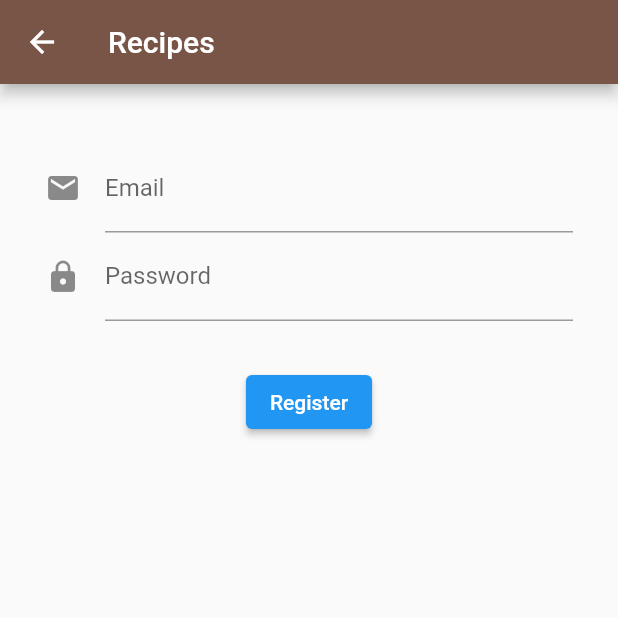
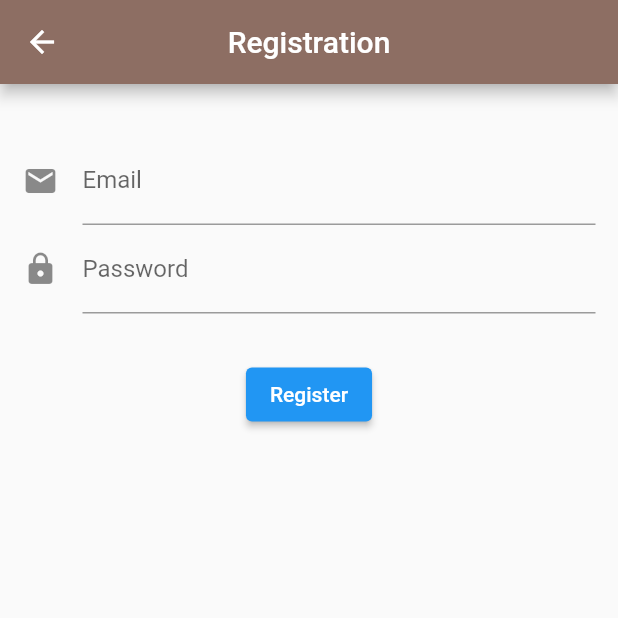
Before and after one commit to Rm1xs/recipe_flutter_app, a Flutter app: the RegisterPage screen opened directly, after a tap on "Register", on a phone screen of 412 x 824 dp, the top half of it. Run offline on Flutter 3.47's test engine with Material 2 defaults, Android fonts, the phone set to English and light mode, and no system bars; our stand-ins replace cached_network_image, cloud_firestore, connectivity, firebase_auth, firebase_core, flutter_bloc and 4 more; accounts and stored records are empty; network calls fail.

Commit message:
web update

```diff
--- a/lib/features/authorization/presentation/bloc/auth_bloc/auth_bloc.dart
+++ b/lib/features/authorization/presentation/bloc/auth_bloc/auth_bloc.dart
@@ -37,8 +37,8 @@ class AuthBloc extends Bloc<AuthEvent, AuthState> {
   Stream<AuthState> _mapAuthenticationStartedToState() async* {
     final User? isSignedIn = await _userRepository.checkAuth();
     if (isSignedIn != null) {
-      //final User? firebaseUser = await _userRepository.getUser();
-      yield UserLogged(isSignedIn);
+      final User? firebaseUser = await _userRepository.getUser();
+      yield UserLogged(firebaseUser!);
     }
     else {
       //final firebaseUserStorage = await _userRepository.;
--- a/lib/features/authorization/presentation/bloc/auth_bloc/auth_event.dart
+++ b/lib/features/authorization/presentation/bloc/auth_bloc/auth_event.dart
@@ -7,3 +7,5 @@ class AuthenticationLoggedIn extends AuthEvent {}
 class AuthenticationLoggedOut extends AuthEvent {}
 
 class AuthenticationLoggedChek extends AuthEvent {}
+
+class AuthenticationTokenSave extends AuthEvent {}
--- a/lib/features/authorization/presentation/pages/register/register_form.dart
+++ b/lib/features/authorization/presentation/pages/register/register_form.dart
@@ -5,13 +5,10 @@ import 'package:recipe_flutter_app/features/authorization/presentation/bloc/regi
 import 'package:recipe_flutter_app/features/authorization/presentation/bloc/register_bloc/register_state.dart';
 import 'package:recipe_flutter_app/features/authorization/presentation/pages/login/login_page.dart';
 
-class RegisterForm extends StatefulWidget {
-  @override
-  _LoginFormState createState() => _LoginFormState();
-}
+class RegisterForm extends StatelessWidget {
+  RegisterForm({Key? key}) : super(key: key);
+  final TextEditingController _emailController = TextEditingController();
 
-class _LoginFormState extends State<RegisterForm> {
-  final TextEditingController _emailController = TextEditingController();
   final TextEditingController _passwordController = TextEditingController();
 
   bool get isPopulated =>
@@ -21,18 +18,10 @@ class _LoginFormState extends State<RegisterForm> {
     return state.isFormValid && isPopulated;
   }
 
-  late RegisterBloc _registerBloc;
-
-  @override
-  void initState() {
-    super.initState();
-    _registerBloc = BlocProvider.of<RegisterBloc>(context);
-    _emailController.addListener(_onEmailChange);
-    _passwordController.addListener(_onPasswordChange);
-  }
-
   @override
   Widget build(BuildContext context) {
+    late final RegisterBloc _registerBloc =
+        BlocProvider.of<RegisterBloc>(context);
     return BlocListener<RegisterBloc, RegisterState>(
       listener: (BuildContext context, RegisterState state) {
         if (state.isFailure) {
@@ -42,9 +31,9 @@ class _LoginFormState extends State<RegisterForm> {
               SnackBar(
                 content: Row(
                   mainAxisAlignment: MainAxisAlignment.spaceBetween,
-                  children: <Widget>[
-                    const Text('Register Failure'),
-                    const Icon(Icons.error),
+                  children: const <Widget>[
+                    Text('Register Failure'),
+                    Icon(Icons.error),
                   ],
                 ),
                 backgroundColor: const Color(0xffffae88),
@@ -59,9 +48,9 @@ class _LoginFormState extends State<RegisterForm> {
               SnackBar(
                 content: Row(
                   mainAxisAlignment: MainAxisAlignment.spaceBetween,
-                  children: <Widget>[
-                    const Text('Registering...'),
-                    const CircularProgressIndicator(
+                  children: const <Widget>[
+                    Text('Registering...'),
+                    CircularProgressIndicator(
                       valueColor: AlwaysStoppedAnimation<Color>(Colors.white),
                     )
                   ],
@@ -70,7 +59,6 @@ class _LoginFormState extends State<RegisterForm> {
               ),
             );
         }
-
         if (state.isSuccess) {
           ScaffoldMessenger.of(context)
             ..removeCurrentSnackBar()
@@ -78,9 +66,9 @@ class _LoginFormState extends State<RegisterForm> {
               SnackBar(
                 content: Row(
                   mainAxisAlignment: MainAxisAlignment.spaceBetween,
-                  children: <Widget>[
-                    const Text('Successfully registered'),
-                    const Icon(
+                  children: const <Widget>[
+                    Text('Successfully registered'),
+                    Icon(
                       Icons.check_circle,
                     )
                   ],
@@ -90,25 +78,21 @@ class _LoginFormState extends State<RegisterForm> {
             );
           Navigator.pushAndRemoveUntil(
             context,
-            MaterialPageRoute<void>(builder: (BuildContext context) => const LoginPage()),
+            MaterialPageRoute<void>(
+                builder: (BuildContext context) => const LoginPage()),
             (Route<dynamic> route) => false,
           );
-
-          //BlocProvider.of<AuthenticationBloc>(context).add(
-          //AuthenticationLoggedIn(),
-          //);
-          //Navigator.pop(context);
         }
       },
       child: BlocBuilder<RegisterBloc, RegisterState>(
         builder: (BuildContext context, RegisterState state) {
-          return Padding(
-            padding: const EdgeInsets.all(20.0),
-            child: Form(
-              child: Column(
+          return Column(
             children: <Widget>[
               TextFormField(
-                    autovalidateMode: AutovalidateMode.onUserInteraction, controller: _emailController,
+                autovalidateMode: AutovalidateMode.onUserInteraction,
+                onChanged: (String email) => _registerBloc
+                    .add(RegisterEmailChanged(email: _emailController.text)),
+                controller: _emailController,
                 decoration: const InputDecoration(
                   icon: Icon(Icons.email),
                   labelText: 'Email',
@@ -120,10 +104,15 @@ class _LoginFormState extends State<RegisterForm> {
                 },
               ),
               TextFormField(
-                    autovalidateMode: AutovalidateMode.onUserInteraction, controller: _passwordController,
+                autovalidateMode: AutovalidateMode.onUserInteraction,
+                onChanged: (String pass) => _registerBloc.add(
+                  RegisterPasswordChanged(password: _passwordController.text),
+                ),
+                controller: _passwordController,
                 decoration: const InputDecoration(
                   icon: Icon(Icons.lock),
                   labelText: 'Password',
+                  hintText: 'Enter your password',
                 ),
                 obscureText: true,
                 autocorrect: true,
@@ -137,7 +126,11 @@ class _LoginFormState extends State<RegisterForm> {
               ElevatedButton(
                 onPressed: () {
                   if (isButtonEnabled(state)) {
-                        _onFormSubmitted();
+                    _registerBloc.add(
+                      RegisterSubmitted(
+                          email: _emailController.text,
+                          password: _passwordController.text),
+                    );
                   }
                 },
                 child: const Text('Register'),
@@ -146,25 +139,9 @@ class _LoginFormState extends State<RegisterForm> {
                 height: 10,
               ),
             ],
-              ),
-            ),
           );
         },
       ),
     );
   }
-
-  void _onEmailChange() {
-    _registerBloc.add(RegisterEmailChanged(email: _emailController.text));
 }
-
-  void _onPasswordChange() {
-    _registerBloc
-        .add(RegisterPasswordChanged(password: _passwordController.text));
-  }
-
-  void _onFormSubmitted() {
-    _registerBloc.add(RegisterSubmitted(
-        email: _emailController.text, password: _passwordController.text));
-  }
-}
--- a/lib/features/authorization/presentation/pages/register/register_page.dart
+++ b/lib/features/authorization/presentation/pages/register/register_page.dart
@@ -12,7 +12,9 @@ class RegisterPage extends StatelessWidget {
   Widget build(BuildContext context) {
     return Scaffold(
       appBar: AppBar(
-        title: const Text('Recipes'),
+        title: const Text('Registration'),
+        backgroundColor: Colors.brown[400],
+        centerTitle: true,
       ),
       body: Container(
         child: buildBody(context),
@@ -23,15 +25,13 @@ class RegisterPage extends StatelessWidget {
   BlocProvider<RegisterBloc> buildBody(BuildContext context) {
     return BlocProvider<RegisterBloc>(
       create: (_) => sl<RegisterBloc>(),
-      child: Center(
-        child: Padding(
-          padding: const EdgeInsets.all(10),
-          child: Column(
-            children: <Widget>[
-              const SizedBox(height: 10),
-              Container(child: RegisterForm())
-            ],
-          ),
+      child: Padding(
+        padding: const EdgeInsets.all(15),
+        child: Column(
+          children: <Widget>[
+            const SizedBox(height: 20),
+            Container(child: RegisterForm())
+          ],
         ),
       ),
     );
--- a/lib/features/recipe/presentation/recipe_history/pages/history_page.dart
+++ b/lib/features/recipe/presentation/recipe_history/pages/history_page.dart
@@ -11,7 +11,11 @@ class HistoryPage extends StatelessWidget {
     return BlocProvider<RecipeHistoryBloc>(
       create: (_) => sl<RecipeHistoryBloc>(),
       child: Scaffold(
-        appBar: AppBar(title: const Text('Recipes')),
+        appBar: AppBar(
+          title: const Text('Recipes'),
+          backgroundColor: Colors.brown[400],
+          centerTitle: true,
+        ),
         body: Column(
           crossAxisAlignment: CrossAxisAlignment.center,
           children: <Widget>[
--- a/lib/main.dart
+++ b/lib/main.dart
@@ -1,9 +1,9 @@
-import 'package:animated_splash_screen/animated_splash_screen.dart';
 import 'package:firebase_core/firebase_core.dart';
+import 'package:flutter/foundation.dart';
 import 'package:flutter/material.dart';
 import 'package:flutter_bloc/flutter_bloc.dart';
 import 'package:flutter_localizations/flutter_localizations.dart';
-import 'package:lottie/lottie.dart';
+import 'package:hive_flutter/hive_flutter.dart';
 import 'package:recipe_flutter_app/core/utils/localization/app_localizations.dart';
 import 'package:recipe_flutter_app/features/authorization/presentation/pages/login/login_page.dart';
 import 'core/presentation/animation/scale_route.dart';
@@ -20,7 +20,7 @@ Future<void> main() async {
   await di.init();
 
   await Firebase.initializeApp();
-
+  await Hive.initFlutter();
 
   runApp(MyApp());
 }
--- a/pubspec.yaml
+++ b/pubspec.yaml
@@ -36,7 +36,11 @@ dependencies:
 
   package_info_plus: ^1.0.4
 
-  flutter_secure_storage: ^4.2.1
+  #flutter_secure_storage: ^4.2.1
+
+  hive: ^2.0.4
+
+  hive_flutter: ^1.1.0
 
   animated_splash_screen: ^1.1.0
 
```
Also changed, not shown: lib/core/data/datasources/secure_storage.dart (added, +37 -0 lines), lib/features/authorization/data/repositories/auth_repository_implementation.dart (+16 -15 lines), lib/features/authorization/presentation/bloc/login_bloc/login_state.dart (+10 -0 lines), lib/features/authorization/presentation/pages/controls/sign_out_form.dart (+4 -16 lines), lib/features/authorization/presentation/pages/login/login_form.dart (+33 -67 lines), lib/features/authorization/presentation/pages/login/login_page.dart (+11 -10 lines), lib/features/recipe/presentation/recipe/pages/recipe_page.dart (+6 -2 lines), lib/features/recipe/presentation/recipe_details/presentation/pages/details_page.dart (+4 -4 lines), pubspec.lock, 2 other files. Lines whose indentation alone changed are shown as unchanged.
